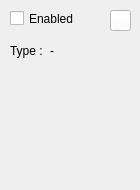
Qt form Update/Logic_Gate_Simulator/dlg_gateinfo.ui (ElliotHarding/Logic-Gate-Simulator) before a commit.
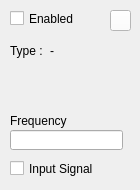
The same form after that commit. Icons and pictures are not drawn.

The edit to the form file:
```diff
--- a/Update/Logic_Gate_Simulator/dlg_gateinfo.ui
+++ b/Update/Logic_Gate_Simulator/dlg_gateinfo.ui
@@ -78,6 +78,42 @@
     <string>-</string>
    </property>
   </widget>
+  <widget class="QCheckBox" name="signalCheck">
+   <property name="geometry">
+    <rect>
+     <x>10</x>
+     <y>160</y>
+     <width>121</width>
+     <height>17</height>
+    </rect>
+   </property>
+   <property name="text">
+    <string>Input Signal</string>
+   </property>
+  </widget>
+  <widget class="QLineEdit" name="lineEdit_Frequency">
+   <property name="geometry">
+    <rect>
+     <x>10</x>
+     <y>130</y>
+     <width>113</width>
+     <height>20</height>
+    </rect>
+   </property>
+  </widget>
+  <widget class="QLabel" name="lbl_Frequency">
+   <property name="geometry">
+    <rect>
+     <x>10</x>
+     <y>110</y>
+     <width>111</width>
+     <height>21</height>
+    </rect>
+   </property>
+   <property name="text">
+    <string>Frequency</string>
+   </property>
+  </widget>
  </widget>
  <resources>
   <include location="resouces.qrc"/>
```
